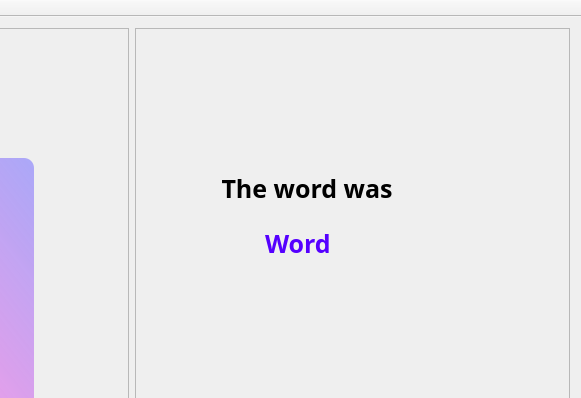
Above: GUI+Client/GUI+Client/showPointsWindow.ui from RobyDoge/Burning-Legion before the change; both pictures show x 318 to 899 and y 0 to 398 of the 899 by 578 pixel window. Below: the same form after it.
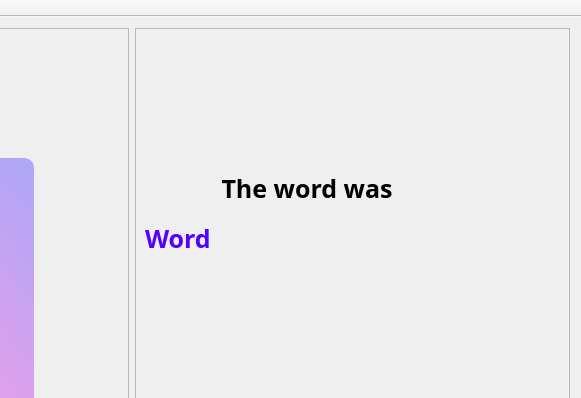
That is the form after the change.

Diff of the .ui file:
```diff
--- a/GUI+Client/GUI+Client/showPointsWindow.ui
+++ b/GUI+Client/GUI+Client/showPointsWindow.ui
@@ -143,10 +143,10 @@
       <widget class="QLabel" name="wordLabel">
        <property name="geometry">
         <rect>
-         <x>130</x>
-         <y>190</y>
-         <width>71</width>
-         <height>50</height>
+         <x>10</x>
+         <y>180</y>
+         <width>421</width>
+         <height>61</height>
         </rect>
        </property>
        <property name="minimumSize">
```
